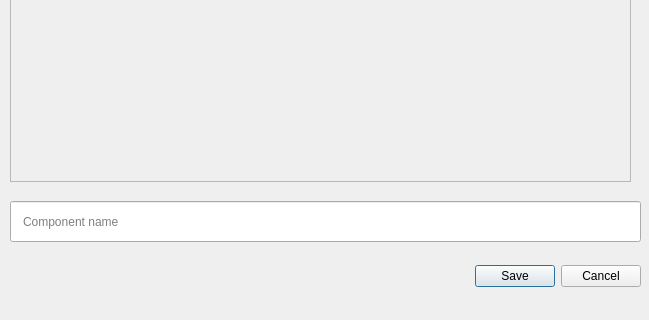
This is ui/dialog_add_component.ui in ArthurSav/skyfall as Qt 5 draws it before an edit; both pictures show x 0 to 649 and y 349 to 669 of the 649 by 669 pixel window. The edited form follows.
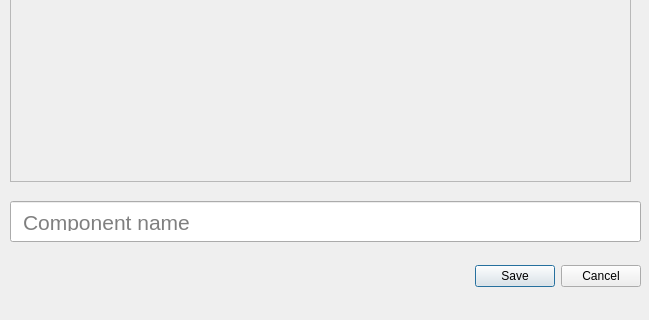
This is the edited form.

```diff
--- a/ui/dialog_add_component.ui
+++ b/ui/dialog_add_component.ui
@@ -22,6 +22,11 @@
      <height>41</height>
     </rect>
    </property>
+   <property name="font">
+    <font>
+     <pointsize>16</pointsize>
+    </font>
+   </property>
    <property name="styleSheet">
     <string notr="true">padding: 10</string>
    </property>
```
